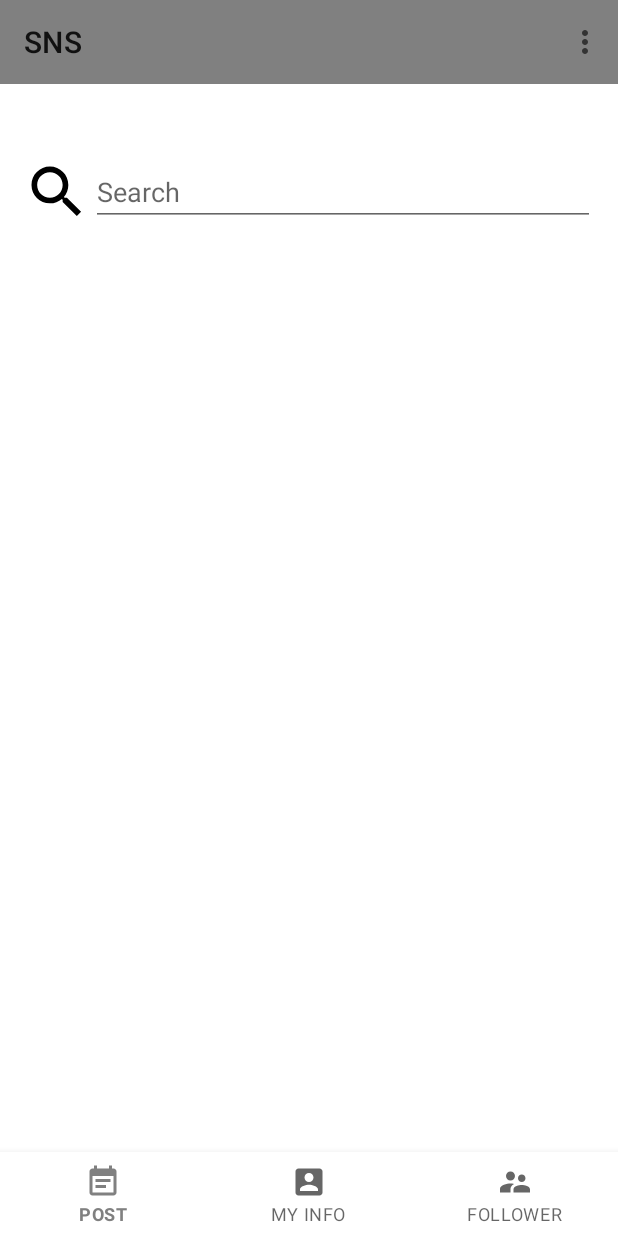
After one commit to hkg5600/Android-Study, an Android app: the fragment FollowerPage placed in its activity, on a phone screen of 412 x 824 dp. The commit adds this screen. Run offline under Robolectric (Android 15) with nearby library versions, the phone set to English and light mode, and no system bars; our stand-ins replace data binding; 4 statements that could not run were skipped.

Commit message:
팔로워 페이지 추가
팔로워 페이지 추가

```diff
--- a/SNS/app/src/main/AndroidManifest.xml
+++ b/SNS/app/src/main/AndroidManifest.xml
@@ -14,7 +14,8 @@
         android:supportsRtl="true"
         android:theme="@style/AppTheme"
         android:usesCleartextTraffic="true">
-        <activity android:name=".ui.add_post.AddPostActivity"></activity>
+
+        <activity android:name=".ui.add_post.AddPostActivity" />
         <activity android:name=".ui.login.LoginActivity" />
         <activity
             android:name=".ui.splash.SplashActivity"
--- a/SNS/app/src/main/java/com/example/sns/base/BaseActivity.kt
+++ b/SNS/app/src/main/java/com/example/sns/base/BaseActivity.kt
@@ -4,6 +4,7 @@ import android.app.Activity
 import android.content.Context
 import android.os.Bundle
 import android.view.View
+import android.view.WindowManager
 import android.view.inputmethod.InputMethodManager
 import android.widget.Toast
 import androidx.appcompat.app.AppCompatActivity
@@ -34,7 +35,7 @@ abstract class BaseActivity<T : ViewDataBinding, R : BaseViewModel> : AppCompatA
 
         viewDataBinding = DataBindingUtil.setContentView(this, layoutResourceId)
         viewDataBinding.executePendingBindings()
-
+        window.setSoftInputMode(WindowManager.LayoutParams.SOFT_INPUT_ADJUST_NOTHING);
         initView()
         initObserver()
         initListener()
--- /dev/null
+++ b/SNS/app/src/main/java/com/example/sns/ui/follower/FollowerPage.kt
@@ -0,0 +1,38 @@
+package com.example.sns.ui.follower
+
+import android.content.Context
+import android.net.Uri
+import android.os.Bundle
+import androidx.fragment.app.Fragment
+import android.view.LayoutInflater
+import android.view.View
+import android.view.ViewGroup
+
+import com.example.sns.R
+import com.example.sns.base.BaseFragment
+import com.example.sns.databinding.FragmentFollowerPageBinding
+import org.koin.androidx.viewmodel.ext.android.viewModel
+
+class FollowerPage : BaseFragment<FragmentFollowerPageBinding, FollowerActivityViewModel>() {
+
+    override val layoutResourceId = R.layout.fragment_follower_page
+
+    override val viewModel: FollowerActivityViewModel by viewModel()
+
+    override fun initView() {
+
+    }
+
+    override fun initObserver() {
+
+    }
+
+    override fun initListener() {
+
+    }
+
+    override fun initViewModel() {
+
+    }
+
+}
--- a/SNS/app/src/main/java/com/example/sns/ui/main/MainActivity.kt
+++ b/SNS/app/src/main/java/com/example/sns/ui/main/MainActivity.kt
@@ -8,6 +8,7 @@ import com.example.sns.R
 import com.example.sns.base.BaseActivity
 import com.example.sns.databinding.ActivityMainBinding
 import com.example.sns.network.model.UserInfo
+import com.example.sns.ui.follower.FollowerPage
 import com.example.sns.ui.login.LoginActivity
 import com.example.sns.ui.post.PostPage
 import com.example.sns.ui.userInfo.UserInfoPage
@@ -23,6 +24,7 @@ class MainActivity : BaseActivity<ActivityMainBinding, MainActivityViewModel>()
 
     private val postPage = PostPage()
     private val userInfoPage = UserInfoPage()
+    private val followerPage = FollowerPage()
 
     override fun initView() {
         setSupportActionBar(toolbar)
@@ -82,6 +84,7 @@ class MainActivity : BaseActivity<ActivityMainBinding, MainActivityViewModel>()
             when(it.itemId) {
                 R.id.menu_post -> transaction.replace(R.id.frame_layout, postPage).commitAllowingStateLoss()
                 R.id.menu_my_info -> transaction.replace(R.id.frame_layout, userInfoPage).commitAllowingStateLoss()
+                R.id.menu_follower -> transaction.replace(R.id.frame_layout, followerPage).commitAllowingStateLoss()
             }
             true
         }
--- a/SNS/app/src/main/java/com/example/sns/ui/post/PostPage.kt
+++ b/SNS/app/src/main/java/com/example/sns/ui/post/PostPage.kt
@@ -23,6 +23,7 @@ open class PostPage : BaseFragment<FragmentPagePostBinding, PostViewModel>(),
     SwipeRefreshLayout.OnRefreshListener {
 
     val ADD_POST = 1
+
     override val layoutResourceId = R.layout.fragment_page_post
 
     override val viewModel: PostViewModel by viewModel()
--- /dev/null
+++ b/SNS/app/src/main/res/drawable/ic_search.xml
@@ -0,0 +1,9 @@
+<vector xmlns:android="http://schemas.android.com/apk/res/android"
+        android:width="45dp"
+        android:height="45dp"
+        android:viewportWidth="24.0"
+        android:viewportHeight="24.0">
+    <path
+        android:fillColor="#FF000000"
+        android:pathData="M15.5,14h-0.79l-0.28,-0.27C15.41,12.59 16,11.11 16,9.5 16,5.91 13.09,3 9.5,3S3,5.91 3,9.5 5.91,16 9.5,16c1.61,0 3.09,-0.59 4.23,-1.57l0.27,0.28v0.79l5,4.99L20.49,19l-4.99,-5zM9.5,14C7.01,14 5,11.99 5,9.5S7.01,5 9.5,5 14,7.01 14,9.5 11.99,14 9.5,14z"/>
+</vector>
--- /dev/null
+++ b/SNS/app/src/main/res/layout/fragment_follower_page.xml
@@ -0,0 +1,39 @@
+<?xml version="1.0" encoding="utf-8"?>
+<layout xmlns:android="http://schemas.android.com/apk/res/android"
+    xmlns:bind="http://schemas.android.com/tools"
+    xmlns:app="http://schemas.android.com/apk/res-auto">
+
+    <androidx.coordinatorlayout.widget.CoordinatorLayout
+        android:layout_width="match_parent"
+        android:layout_height="match_parent">
+
+        <androidx.constraintlayout.widget.ConstraintLayout
+            android:layout_width="match_parent"
+            android:layout_height="match_parent">
+
+            <ImageView
+                android:id="@+id/image_view"
+                android:layout_width="wrap_content"
+                android:layout_height="wrap_content"
+                android:src="@drawable/ic_search"
+                app:layout_constraintTop_toTopOf="parent"
+                app:layout_constraintEnd_toStartOf="@+id/edit_text_search"
+                app:layout_constraintStart_toStartOf="parent"
+                android:layout_marginTop="50dp"
+                android:layout_marginStart="15dp"/>
+
+            <EditText
+                android:id="@+id/edit_text_search"
+                android:layout_width="0dp"
+                android:layout_height="wrap_content"
+                android:hint="Search"
+                app:layout_constraintTop_toTopOf="parent"
+                app:layout_constraintStart_toEndOf="@+id/image_view"
+                app:layout_constraintEnd_toEndOf="parent"
+                android:layout_marginTop="50dp"
+                android:layout_marginEnd="15dp"/>
+
+        </androidx.constraintlayout.widget.ConstraintLayout>
+
+    </androidx.coordinatorlayout.widget.CoordinatorLayout>
+</layout>
--- a/SNS/app/src/main/res/values/colors.xml
+++ b/SNS/app/src/main/res/values/colors.xml
@@ -1,6 +1,6 @@
 <?xml version="1.0" encoding="utf-8"?>
 <resources>
-    <color name="colorPrimary">#008577</color>
+    <color name="colorPrimary">#7F7F7F</color>
     <color name="colorPrimaryDark">#00574B</color>
     <color name="colorAccent">#D81B60</color>
 </resources>
--- a/SNS/app/src/main/res/values/strings.xml
+++ b/SNS/app/src/main/res/values/strings.xml
@@ -1,3 +1,6 @@
 <resources>
     <string name="app_name">SNS</string>
+
+    <!-- TODO: Remove or change this placeholder text -->
+    <string name="hello_blank_fragment">Hello blank fragment</string>
 </resources>
```
Also changed, not shown: SNS/app/src/main/java/com/example/sns/ui/follower/FollowerActivityViewModel.kt (added, +7 -0 lines), SNS/app/src/main/res/layout/fragment_page_user_info.xml (+7 -71 lines), SNS/app/src/main/res/layout/post_item.xml (+9 -7 lines).
